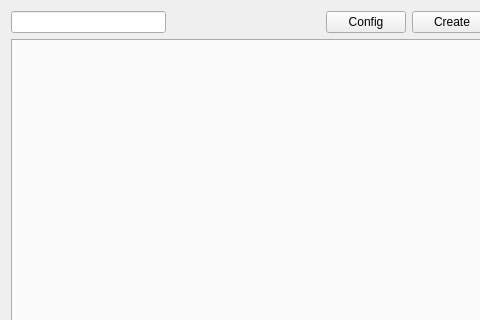
Before: the Qt Designer form core/ui/toolbars/plan/netscenario.ui in Giswater/giswater_qgis_plugin, drawn with Qt 5; both pictures show x 0 to 480 and y 0 to 320 of the 773 by 525 pixel window.
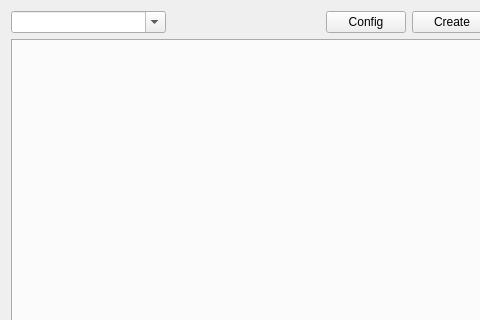
After: the same form once the commit is applied.

Commit message: Enhancement: improve filters in netscenario & clean code

The edit to the form file:
```diff
--- a/core/ui/toolbars/plan/netscenario.ui
+++ b/core/ui/toolbars/plan/netscenario.ui
@@ -34,7 +34,17 @@
    <item row="0" column="0">
     <layout class="QHBoxLayout" name="horizontalLayout">
      <item>
-      <widget class="QLineEdit" name="txt_feature_id"/>
+      <widget class="QComboBox" name="cmb_feature_id">
+       <property name="sizePolicy">
+        <sizepolicy hsizetype="MinimumExpanding" vsizetype="Fixed">
+         <horstretch>0</horstretch>
+         <verstretch>0</verstretch>
+        </sizepolicy>
+       </property>
+       <property name="editable">
+        <bool>true</bool>
+       </property>
+      </widget>
      </item>
      <item>
       <spacer name="horizontalSpacer">
```
The commit also changes 1 other file.
